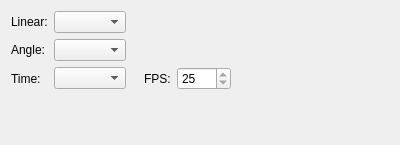
This is core/ui/settings_units_ui.ui in mjbonnington/icarus-gps as Qt 5 draws it before an edit. The edited form follows.
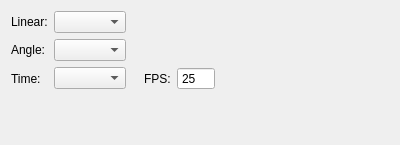
This is the edited form.

```diff
--- a/core/ui/settings_units_ui.ui
+++ b/core/ui/settings_units_ui.ui
@@ -101,6 +101,9 @@
        <property name="readOnly">
         <bool>true</bool>
        </property>
+       <property name="buttonSymbols">
+        <enum>QAbstractSpinBox::NoButtons</enum>
+       </property>
        <property name="minimum">
         <number>1</number>
        </property>
```
Left out of the diff: 2 changed lines with no effect on the pictures.
